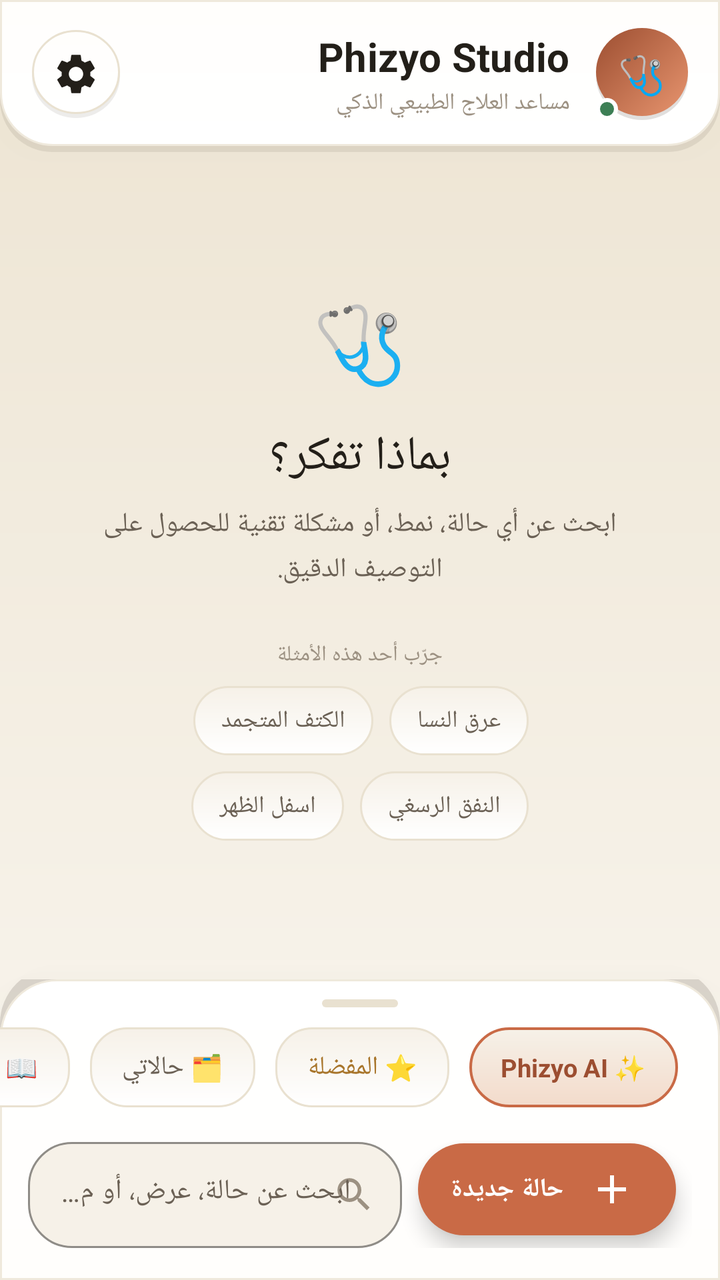
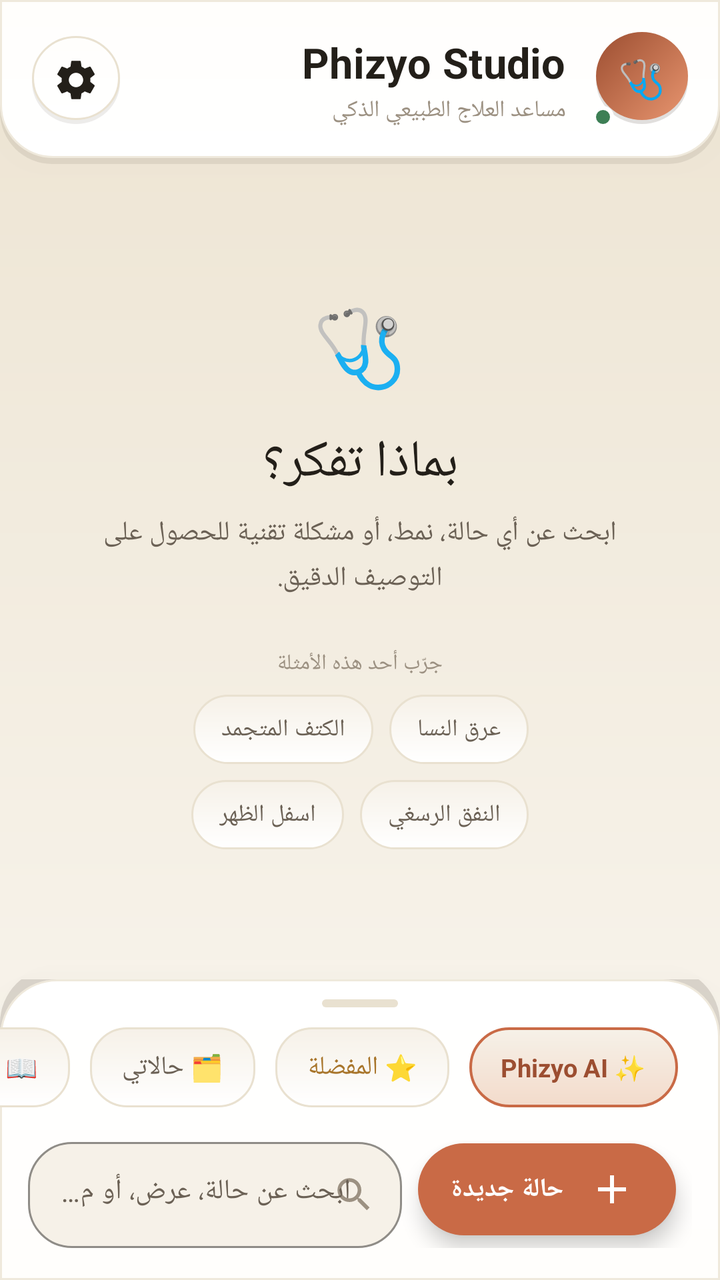

An Android layout rendered at two revisions. The XML below is the earlier revision; the diff shows what the commit changed to produce the second picture.
<!-- AndroidManifest.xml: application theme Theme.ClinicalMaster -->
<!-- res/layout/activity_main.xml -->
<?xml version="1.0" encoding="utf-8"?>
<LinearLayout xmlns:android="http://schemas.android.com/apk/res/android"
    xmlns:app="http://schemas.android.com/apk/res-auto"
    android:layout_width="match_parent"
    android:layout_height="match_parent"
    android:background="@drawable/bg_app_gradient"
    android:orientation="vertical">

    
    <LinearLayout
        android:layout_width="match_parent"
        android:layout_height="wrap_content"
        android:background="@drawable/bg_top_bar_modern"
        android:elevation="8dp"
        android:gravity="center_vertical"
        android:orientation="horizontal"
        android:paddingHorizontal="16dp"
        android:paddingTop="14dp"
        android:paddingBottom="16dp">

        
        <FrameLayout
            android:layout_width="46dp"
            android:layout_height="46dp">

            <FrameLayout
                android:layout_width="46dp"
                android:layout_height="46dp"
                android:background="@drawable/bg_avatar_gradient">

                <TextView
                    android:layout_width="wrap_content"
                    android:layout_height="wrap_content"
                    android:layout_gravity="center"
                    android:text="🩺"
                    android:textSize="19sp" />
            </FrameLayout>

            <View
                android:layout_width="11dp"
                android:layout_height="11dp"
                android:layout_gravity="bottom|end"
                android:background="@drawable/dot_accent" />
        </FrameLayout>

        
        <LinearLayout
            android:layout_width="0dp"
            android:layout_height="wrap_content"
            android:layout_marginStart="13dp"
            android:layout_weight="1"
            android:orientation="vertical">

            <TextView
                android:layout_width="wrap_content"
                android:layout_height="wrap_content"
                android:fontFamily="serif"
                android:letterSpacing="0.005"
                android:text="Phizyo Studio"
                android:textColor="@color/text_primary"
                android:textSize="20sp"
                android:textStyle="bold" />

            
            <TextView
                android:id="@+id/header_subtitle"
                android:layout_width="match_parent"
                android:layout_height="wrap_content"
                android:layout_marginTop="2dp"
                android:ellipsize="end"
                android:maxLines="1"
                android:text="مساعد العلاج الطبيعي الذكي"
                android:textColor="@color/text_tertiary"
                android:textSize="11.5sp" />
        </LinearLayout>

        
        <ImageButton
            android:id="@+id/btn_settings"
            android:layout_width="44dp"
            android:layout_height="44dp"
            android:background="@drawable/bg_glass_card_pressed"
            android:contentDescription="المزيد والإعدادات"
            android:padding="11dp"
            android:src="@drawable/ic_settings_gear" />
    </LinearLayout>

    
    <FrameLayout
        android:layout_width="match_parent"
        android:layout_height="0dp"
        android:layout_weight="1">

        
        <ScrollView
            android:id="@+id/empty_hint_container"
            android:layout_width="match_parent"
            android:layout_height="match_parent"
            android:fillViewport="true"
            android:scrollbars="none">

            <LinearLayout
                android:layout_width="match_parent"
                android:layout_height="wrap_content"
                android:gravity="center"
                android:minHeight="360dp"
                android:orientation="vertical"
                android:paddingHorizontal="28dp"
                android:paddingVertical="32dp">

                <TextView
                    android:layout_width="wrap_content"
                    android:layout_height="wrap_content"
                    android:layout_marginBottom="16dp"
                    android:alpha="0.9"
                    android:text="🩺"
                    android:textSize="38sp" />

                <TextView
                    android:id="@+id/empty_hint_title"
                    android:layout_width="match_parent"
                    android:layout_height="wrap_content"
                    android:fontFamily="serif"
                    android:gravity="center"
                    android:text="بماذا تفكر؟"
                    android:textColor="@color/text_primary"
                    android:textDirection="rtl"
                    android:textSize="24sp" />

                <TextView
                    android:id="@+id/empty_hint"
                    android:layout_width="match_parent"
                    android:layout_height="wrap_content"
                    android:layout_marginTop="8dp"
                    android:gravity="center"
                    android:lineSpacingExtra="4dp"
                    android:text="ابحث عن أي حالة، نمط، أو مشكلة تقنية للحصول على التوصيف الدقيق."
                    android:textColor="@color/text_secondary"
                    android:textDirection="rtl"
                    android:textSize="13.5sp" />

                <LinearLayout
                    android:id="@+id/recent_searches_container"
                    android:layout_width="match_parent"
                    android:layout_height="wrap_content"
                    android:orientation="vertical"
                    android:visibility="gone">

                    <TextView
                        android:layout_width="wrap_content"
                        android:layout_height="wrap_content"
                        android:layout_marginTop="26dp"
                        android:layout_marginBottom="8dp"
                        android:text="🕘 عمليات بحث سابقة"
                        android:textColor="@color/text_tertiary"
                        android:textDirection="rtl"
                        android:textSize="11sp" />

                    <HorizontalScrollView
                        android:layout_width="match_parent"
                        android:layout_height="wrap_content"
                        android:scrollbars="none">

                        <LinearLayout
                            android:id="@+id/recent_searches_row"
                            android:layout_width="wrap_content"
                            android:layout_height="wrap_content"
                            android:orientation="horizontal" />
                    </HorizontalScrollView>
                </LinearLayout>

                <TextView
                    android:layout_width="wrap_content"
                    android:layout_height="wrap_content"
                    android:layout_marginTop="26dp"
                    android:layout_marginBottom="8dp"
                    android:text="جرّب أحد هذه الأمثلة"
                    android:textColor="@color/text_tertiary"
                    android:textDirection="rtl"
                    android:textSize="11sp" />

                <LinearLayout
                    android:layout_width="match_parent"
                    android:layout_height="wrap_content"
                    android:gravity="center"
                    android:orientation="horizontal">

                    <LinearLayout
                        android:layout_width="wrap_content"
                        android:layout_height="wrap_content"
                        android:orientation="vertical">

                        <LinearLayout
                            android:layout_width="wrap_content"
                            android:layout_height="wrap_content"
                            android:layout_marginBottom="8dp"
                            android:orientation="horizontal">

                            <TextView
                                android:id="@+id/chip_suggestion_1"
                                style="@style/SuggestionChip"
                                android:text="عرق النسا" />

                            <TextView
                                android:id="@+id/chip_suggestion_2"
                                style="@style/SuggestionChip"
                                android:text="الكتف المتجمد" />
                        </LinearLayout>

                        <LinearLayout
                            android:layout_width="wrap_content"
                            android:layout_height="wrap_content"
                            android:gravity="center"
                            android:orientation="horizontal">

                            <TextView
                                android:id="@+id/chip_suggestion_3"
                                style="@style/SuggestionChip"
                                android:text="النفق الرسغي" />

                            <TextView
                                android:id="@+id/chip_suggestion_4"
                                style="@style/SuggestionChip"
                                android:text="اسفل الظهر" />
                        </LinearLayout>
                    </LinearLayout>
                </LinearLayout>
            </LinearLayout>
        </ScrollView>

        
        <LinearLayout
            android:id="@+id/results_container"
            android:layout_width="match_parent"
            android:layout_height="match_parent"
            android:orientation="vertical"
            android:visibility="gone">

            <TextView
                android:id="@+id/result_note"
                android:layout_width="match_parent"
                android:layout_height="wrap_content"
                android:gravity="center"
                android:padding="10dp"
                android:textColor="@color/accent_green"
                android:textDirection="rtl"
                android:textSize="12.5sp"
                android:visibility="gone" />

            <TextView
                android:id="@+id/suggestion_note"
                android:layout_width="wrap_content"
                android:layout_height="wrap_content"
                android:layout_gravity="center"
                android:layout_marginBottom="8dp"
                android:background="@drawable/bg_glass_chip"
                android:clickable="true"
                android:focusable="true"
                android:foreground="?attr/selectableItemBackground"
                android:paddingHorizontal="16dp"
                android:paddingVertical="9dp"
                android:textColor="@color/accent_gold"
                android:textDirection="rtl"
                android:textSize="12.5sp"
                android:visibility="gone" />

            <TextView
                android:id="@+id/btn_ask_ai_fallback"
                android:layout_width="wrap_content"
                android:layout_height="wrap_content"
                android:layout_gravity="center"
                android:layout_marginBottom="8dp"
                android:background="@drawable/bg_chip_accent"
                android:clickable="true"
                android:focusable="true"
                android:foreground="?attr/selectableItemBackground"
                android:paddingHorizontal="18dp"
                android:paddingVertical="10dp"
                android:text="✨ اسأل Phizyo AI بدل ذلك"
                android:textColor="@color/white"
                android:textDirection="rtl"
                android:textSize="13sp"
                android:visibility="gone" />

            <LinearLayout
                android:id="@+id/ai_inline_loading"
                android:layout_width="match_parent"
                android:layout_height="wrap_content"
                android:gravity="center"
                android:orientation="horizontal"
                android:padding="16dp"
                android:visibility="gone">

                <ProgressBar
                    android:layout_width="16dp"
                    android:layout_height="16dp"
                    android:indeterminateTint="@color/primary_cyan" />

                <TextView
                    android:id="@+id/ai_inline_loading_text"
                    android:layout_width="wrap_content"
                    android:layout_height="wrap_content"
                    android:layout_marginStart="8dp"
                    android:text="Phizyo AI يفكر..."
                    android:textColor="@color/text_secondary"
                    android:textDirection="rtl"
                    android:textSize="12sp" />
            </LinearLayout>

            <ScrollView
                android:id="@+id/ai_inline_answer_scroll"
                android:layout_width="match_parent"
                android:layout_height="0dp"
                android:layout_weight="1"
                android:visibility="gone">

                <LinearLayout
                    android:layout_width="match_parent"
                    android:layout_height="wrap_content"
                    android:layout_margin="14dp"
                    android:orientation="vertical"
                    android:paddingTop="4dp">

                    <TextView
                        android:layout_width="match_parent"
                        android:layout_height="wrap_content"
                        android:layout_marginBottom="10dp"
                        android:gravity="end"
                        android:text="✨ رد Phizyo AI"
                        android:textColor="@color/primary_cyan_dark"
                        android:textDirection="rtl"
                        android:textSize="12.5sp"
                        android:textStyle="bold" />

                    <TextView
                        android:id="@+id/ai_inline_answer_text"
                        android:layout_width="match_parent"
                        android:layout_height="wrap_content"
                        android:gravity="end"
                        android:lineSpacingExtra="3dp"
                        android:textColor="@color/text_primary"
                        android:textDirection="rtl"
                        android:textSize="14sp" />

                    <LinearLayout
                        android:layout_width="match_parent"
                        android:layout_height="1dp"
                        android:layout_marginTop="16dp"
                        android:background="@color/glass_border_soft" />

                    <LinearLayout
                        android:layout_width="match_parent"
                        android:layout_height="wrap_content"
                        android:layout_marginTop="12dp"
                        android:orientation="horizontal">

                        <Button
                            android:id="@+id/ai_inline_save_case"
                            style="@style/Widget.Material3.Button.TextButton"
                            android:layout_width="0dp"
                            android:layout_height="wrap_content"
                            android:layout_weight="1"
                            android:text="➕ حفظ كحالة"
                            android:textColor="@color/primary_cyan_dark"
                            android:textSize="12sp" />

                        <Button
                            android:id="@+id/ai_inline_open_chat"
                            style="@style/Widget.Material3.Button.TextButton"
                            android:layout_width="0dp"
                            android:layout_height="wrap_content"
                            android:layout_weight="1"
                            android:text="💬 متابعة المحادثة"
                            android:textColor="@color/text_secondary"
                            android:textSize="12sp" />
                    </LinearLayout>
                </LinearLayout>
            </ScrollView>

            <androidx.recyclerview.widget.RecyclerView
                android:id="@+id/results_list"
                android:layout_width="match_parent"
                android:layout_height="0dp"
                android:layout_weight="1"
                android:clipToPadding="false"
                android:paddingHorizontal="12dp"
                android:paddingTop="6dp"
                android:paddingBottom="12dp" />

        </LinearLayout>
    </FrameLayout>

    
    <LinearLayout
        android:layout_width="match_parent"
        android:layout_height="wrap_content"
        android:background="@drawable/bg_bottom_dock_modern"
        android:elevation="12dp"
        android:orientation="vertical"
        android:paddingTop="10dp">

        <View
            android:layout_width="38dp"
            android:layout_height="4dp"
            android:layout_gravity="center_horizontal"
            android:layout_marginBottom="10dp"
            android:background="@drawable/dot_handle" />

        <HorizontalScrollView
            android:layout_width="match_parent"
            android:layout_height="wrap_content"
            android:layout_marginBottom="12dp"
            android:clipToPadding="false"
            android:scrollbars="none">

            <LinearLayout
                android:layout_width="wrap_content"
                android:layout_height="wrap_content"
                android:orientation="horizontal"
                android:paddingHorizontal="16dp">

                <TextView
                    android:id="@+id/btn_ai_assistant"
                    android:layout_width="wrap_content"
                    android:layout_height="wrap_content"
                    android:minHeight="40dp"
                    android:gravity="center"
                    android:layout_marginHorizontal="5dp"
                    android:background="@drawable/bg_chip_accent_soft"
                    android:clickable="true"
                    android:focusable="true"
                    android:foreground="?attr/selectableItemBackground"
                    android:paddingHorizontal="16dp"
                    android:paddingVertical="9dp"
                    android:text="✨ Phizyo AI"
                    android:textColor="@color/primary_cyan_dark"
                    android:textDirection="rtl"
                    android:textSize="12.5sp"
                    android:textStyle="bold" />

                <TextView
                    android:id="@+id/btn_favorites"
                    android:layout_width="wrap_content"
                    android:layout_height="wrap_content"
                    android:minHeight="40dp"
                    android:gravity="center"
                    android:layout_marginHorizontal="5dp"
                    android:background="@drawable/bg_glass_chip"
                    android:clickable="true"
                    android:focusable="true"
                    android:foreground="?attr/selectableItemBackground"
                    android:paddingHorizontal="16dp"
                    android:paddingVertical="10dp"
                    android:text="⭐ المفضلة"
                    android:textColor="@color/accent_gold"
                    android:textDirection="rtl"
                    android:textSize="13sp" />

                <TextView
                    android:id="@+id/btn_my_cases"
                    android:layout_width="wrap_content"
                    android:layout_height="wrap_content"
                    android:minHeight="40dp"
                    android:gravity="center"
                    android:layout_marginHorizontal="5dp"
                    android:background="@drawable/bg_glass_chip"
                    android:clickable="true"
                    android:focusable="true"
                    android:foreground="?attr/selectableItemBackground"
                    android:paddingHorizontal="16dp"
                    android:paddingVertical="10dp"
                    android:text="🗂️ حالاتي"
                    android:textColor="@color/text_secondary"
                    android:textDirection="rtl"
                    android:textSize="13sp" />

                <TextView
                    android:id="@+id/btn_encyclopedia"
                    android:layout_width="wrap_content"
                    android:layout_height="wrap_content"
                    android:minHeight="40dp"
                    android:gravity="center"
                    android:layout_marginHorizontal="5dp"
                    android:background="@drawable/bg_glass_chip"
                    android:clickable="true"
                    android:focusable="true"
                    android:foreground="?attr/selectableItemBackground"
                    android:paddingHorizontal="16dp"
                    android:paddingVertical="10dp"
                    android:text="📖 موسوعة الأنماط"
                    android:textColor="@color/text_secondary"
                    android:textDirection="rtl"
                    android:textSize="13sp" />

                <TextView
                    android:id="@+id/btn_anatomy"
                    android:layout_width="wrap_content"
                    android:layout_height="wrap_content"
                    android:minHeight="40dp"
                    android:gravity="center"
                    android:layout_marginHorizontal="5dp"
                    android:background="@drawable/bg_glass_chip"
                    android:clickable="true"
                    android:focusable="true"
                    android:foreground="?attr/selectableItemBackground"
                    android:paddingHorizontal="16dp"
                    android:paddingVertical="10dp"
                    android:text="🦴 دليل التشريح"
                    android:textColor="@color/text_secondary"
                    android:textDirection="rtl"
                    android:textSize="13sp" />

                <TextView
                    android:id="@+id/btn_patients"
                    android:layout_width="wrap_content"
                    android:layout_height="wrap_content"
                    android:minHeight="40dp"
                    android:gravity="center"
                    android:layout_marginHorizontal="5dp"
                    android:background="@drawable/bg_glass_chip"
                    android:clickable="true"
                    android:focusable="true"
                    android:foreground="?attr/selectableItemBackground"
                    android:paddingHorizontal="16dp"
                    android:paddingVertical="10dp"
                    android:text="🧑‍⚕️ المرضى"
                    android:textColor="@color/text_secondary"
                    android:textDirection="rtl"
                    android:textSize="13sp" />

                <TextView
                    android:id="@+id/btn_treatment_programs"
                    android:layout_width="wrap_content"
                    android:layout_height="wrap_content"
                    android:minHeight="40dp"
                    android:gravity="center"
                    android:layout_marginHorizontal="5dp"
                    android:background="@drawable/bg_glass_chip"
                    android:clickable="true"
                    android:focusable="true"
                    android:foreground="?attr/selectableItemBackground"
                    android:paddingHorizontal="16dp"
                    android:paddingVertical="10dp"
                    android:text="📋 برامج العلاج"
                    android:textColor="@color/text_secondary"
                    android:textDirection="rtl"
                    android:textSize="13sp" />
            </LinearLayout>
        </HorizontalScrollView>

        
        <LinearLayout
            android:layout_width="match_parent"
            android:layout_height="wrap_content"
            android:gravity="center_vertical"
            android:orientation="horizontal"
            android:paddingHorizontal="14dp"
            android:paddingBottom="16dp">

            <com.google.android.material.floatingactionbutton.ExtendedFloatingActionButton
                android:id="@+id/fab_add"
                style="@style/Widget.Material3.ExtendedFloatingActionButton.Icon.Primary"
                android:layout_width="wrap_content"
                android:layout_height="46dp"
                android:layout_marginStart="8dp"
                android:layout_marginEnd="8dp"
                android:contentDescription="إضافة حالة جديدة"
                android:text="حالة جديدة"
                android:textAllCaps="false"
                android:textColor="@color/white"
                android:textSize="13sp"
                android:textStyle="bold"
                app:backgroundTint="@color/primary_cyan"
                app:cornerRadius="23dp"
                app:elevation="0dp"
                app:icon="@drawable/ic_add"
                app:iconTint="@color/white"
                app:pressedTranslationZ="2dp" />

            <com.google.android.material.textfield.TextInputLayout
                style="@style/Widget.Material3.TextInputLayout.OutlinedBox"
                android:layout_width="0dp"
                android:layout_height="wrap_content"
                android:layout_weight="1"
                android:hint="ابحث عن حالة، عرض، أو مشكلة..."
                app:boxBackgroundColor="@color/glass_fill_soft"
                app:boxCornerRadiusBottomEnd="22dp"
                app:boxCornerRadiusBottomStart="22dp"
                app:boxCornerRadiusTopEnd="22dp"
                app:boxCornerRadiusTopStart="22dp"
                app:boxStrokeColor="@color/primary_cyan"
                app:boxStrokeWidth="1dp"
                app:boxStrokeWidthFocused="1.6dp"
                app:hintTextColor="@color/text_tertiary"
                app:startIconDrawable="@drawable/ic_search"
                app:startIconTint="@color/text_tertiary"
                app:endIconMode="clear_text"
                app:endIconTint="@color/text_tertiary">

                <com.google.android.material.textfield.TextInputEditText
                    android:id="@+id/search_field"
                    android:layout_width="match_parent"
                    android:layout_height="wrap_content"
                    android:gravity="end"
                    android:inputType="text"
                    android:textColor="@color/text_primary"
                    android:textDirection="rtl"
                    android:textSize="14sp" />
            </com.google.android.material.textfield.TextInputLayout>
        </LinearLayout>
    </LinearLayout>

</LinearLayout>
<!-- resources referenced by this layout -->
<resources>
  <color name="accent_gold">#A8752B</color>
  <color name="accent_green">#3D7F55</color>
  <color name="glass_border_soft">#EFE9DC</color>
  <color name="glass_fill_soft">#F6F1E8</color>
  <color name="primary_cyan">#C96A46</color>
  <color name="primary_cyan_dark">#9C4E31</color>
  <color name="text_primary">#231F19</color>
  <color name="text_secondary">#6B6155</color>
  <color name="text_tertiary">#9C9182</color>
  <color name="white">#FFFFFF</color>
  <!-- drawable bg_app_gradient (drawable) -->
  <shape xmlns:android="http://schemas.android.com/apk/res/android" android:shape="rectangle">
      <gradient android:type="linear" android:angle="90"
          android:startColor="@color/bg_deep_1"
          android:centerColor="@color/bg_deep_2"
          android:endColor="@color/bg_deep_3"/>
  </shape>
  <!-- drawable dot_handle (drawable) -->
  <?xml version="1.0" encoding="utf-8"?>
  <shape xmlns:android="http://schemas.android.com/apk/res/android">
      <solid android:color="@color/glass_border" />
      <corners android:radius="3dp" />
  </shape>
  <!-- drawable ic_add (drawable) -->
  <vector xmlns:android="http://schemas.android.com/apk/res/android"
      android:width="24dp"
      android:height="24dp"
      android:viewportWidth="24"
      android:viewportHeight="24">
      <path
          android:fillColor="@color/white"
          android:pathData="M11,5h2v6h6v2h-6v6h-2v-6H5v-2h6z" />
  </vector>
  <color name="bg_deep_1">#FAF7F0</color>
  <color name="bg_deep_2">#F3EDE1</color>
  <color name="bg_deep_3">#EDE4D2</color>
  <color name="shadow_strong">#22201208</color>
  <color name="primary_cyan_light">#E8956F</color>
  <color name="glass_fill">#FFFEFC</color>
  <color name="glass_fill_strong">#FFFFFF</color>
  <color name="m3_primary_container">#F3DBCB</color>
  <color name="glass_highlight">#1F000000</color>
  <color name="shadow_soft">#14201208</color>
  <color name="glass_border">#E9E1D0</color>
  <color name="m3_on_primary_container">#5A2812</color>
  <color name="accent_violet">#4F7183</color>
  <color name="accent_violet_dark">#3A5563</color>
  <color name="m3_secondary_container">#DAE5E8</color>
  <color name="m3_on_secondary_container">#1C333B</color>
  <color name="m3_tertiary">#A8752B</color>
  <color name="m3_on_tertiary">#FFFFFF</color>
  <color name="m3_tertiary_container">#F2E2C4</color>
  <color name="m3_on_tertiary_container">#463010</color>
  <color name="bg_dark">#F3EDE1</color>
  <color name="surface_dark">#FFFEFC</color>
  <color name="m3_surface_variant">#F1EBDD</color>
  <color name="m3_on_surface_variant">#6B6155</color>
  <color name="m3_surface_container">#F1EBDD</color>
  <color name="m3_surface_container_high">#EAE2CE</color>
  <color name="m3_outline">#9C9182</color>
  <color name="m3_outline_variant">#EFE9DC</color>
  <color name="m3_error">#B5432B</color>
  <color name="m3_on_error">#FFFFFF</color>
  <color name="m3_error_container">#F5D6CB</color>
  <color name="m3_on_error_container">#591C0E</color>
  <style name="ShapeAppearance.M3.Corner.ExtraSmall" parent="ShapeAppearance.Material3.Corner.ExtraSmall">
          <item name="cornerSize">8dp</item>
      </style>
  <style name="ShapeAppearance.M3.Corner.Small" parent="ShapeAppearance.Material3.Corner.Small">
          <item name="cornerSize">12dp</item>
      </style>
  <style name="ShapeAppearance.M3.Corner.Medium" parent="ShapeAppearance.Material3.Corner.Medium">
          <item name="cornerSize">16dp</item>
      </style>
  <style name="ShapeAppearance.M3.Corner.Large" parent="ShapeAppearance.Material3.Corner.Large">
          <item name="cornerSize">24dp</item>
      </style>
  <style name="MaterialAlertDialog.ClinicalMaster.Title" parent="MaterialAlertDialog.Material3.Title.Text">
          <item name="android:textDirection">rtl</item>
          <item name="android:gravity">end</item>
      </style>
  <!-- unchanged entries left out for length: 13 -->
</resources>

<!-- the commit's change to res/layout/activity_main.xml (unified diff, before → after) -->
@@ -15,13 +15,13 @@
         android:gravity="center_vertical"
         android:orientation="horizontal"
         android:paddingHorizontal="16dp"
-        android:paddingTop="14dp"
-        android:paddingBottom="16dp">
+        android:paddingTop="16dp"
+        android:paddingBottom="18dp">
 
         
         <FrameLayout
-            android:layout_width="46dp"
-            android:layout_height="46dp">
+            android:layout_width="48dp"
+            android:layout_height="48dp">
 
             <FrameLayout
                 android:layout_width="46dp"
@@ -58,7 +58,7 @@
                 android:letterSpacing="0.005"
                 android:text="Phizyo Studio"
                 android:textColor="@color/text_primary"
-                android:textSize="20sp"
+                android:textSize="21sp"
                 android:textStyle="bold" />
 
             
@@ -125,7 +125,7 @@
                     android:text="بماذا تفكر؟"
                     android:textColor="@color/text_primary"
                     android:textDirection="rtl"
-                    android:textSize="24sp" />
+                    android:textSize="26sp" />
 
                 <TextView
                     android:id="@+id/empty_hint"
